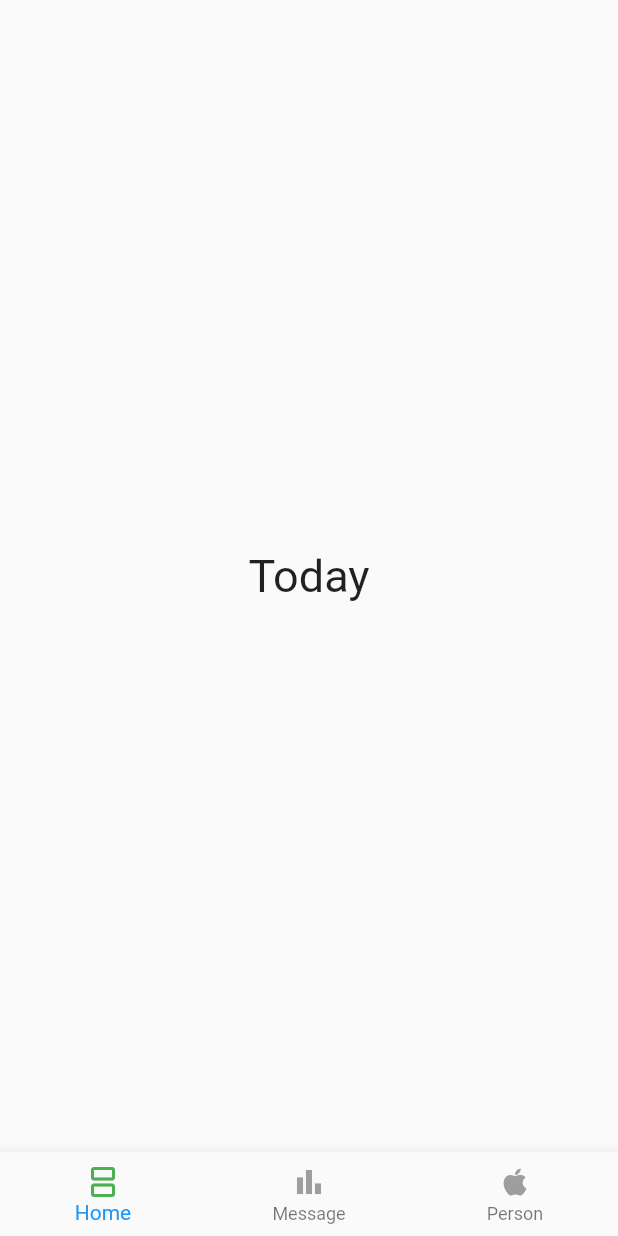
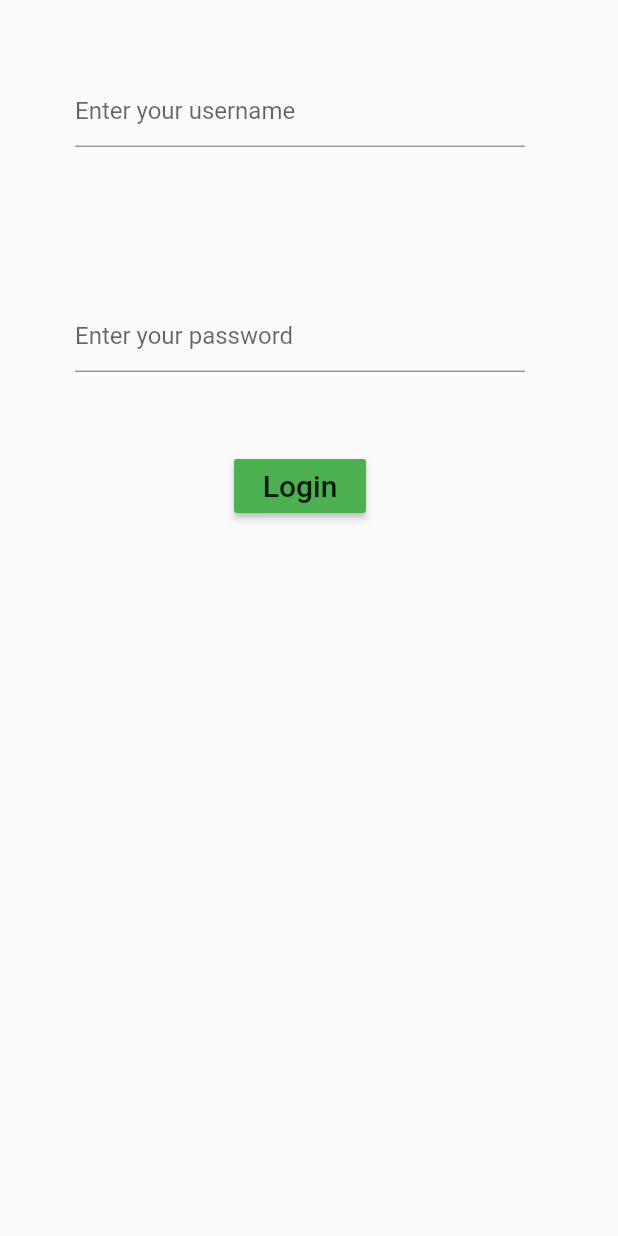
Before and after one commit to BouchraBenGhazala/NutritionApp, a Flutter app: the screen it shows after launch, on a phone screen of 412 x 824 dp. Run offline on Flutter 3.47's test engine with Material 2 defaults, Android fonts, the phone set to English and light mode, and no system bars.

Commit message:
Login page

```diff
--- /dev/null
+++ b/lib/login.dart
@@ -0,0 +1,38 @@
+import 'package:flutter/material.dart';
+import 'package:flutter/src/widgets/framework.dart';
+import 'package:flutter/src/widgets/placeholder.dart';
+
+class login extends StatelessWidget {
+  const login({super.key});
+  @override
+  Widget build(BuildContext context) {
+    return Scaffold(
+        body: Column(
+      children: [
+        Container(
+          margin: EdgeInsets.all(50),
+          width: 300,
+          height: 100,
+          child: TextField(
+            decoration: InputDecoration(hintText: 'Enter your username'),
+          ),
+        ),
+        Container(
+          width: 300,
+          height: 100,
+          child: TextField(
+            decoration: InputDecoration(hintText: 'Enter your password'),
+          ),
+        ),
+        MaterialButton(
+          color: Colors.green,
+          onPressed: () {},
+          child: Text(
+            'Login',
+            style: TextStyle(fontSize: 20),
+          ),
+        )
+      ],
+    ));
+  }
+}
--- a/lib/main.dart
+++ b/lib/main.dart
@@ -1,8 +1,9 @@
 import 'package:flutter/material.dart';
+import 'package:nutritionapp/login.dart';
 
 import 'MainPage.dart';
 
-
+import 'login.dart';
 
 void main() {
   runApp(const MainApp());
@@ -16,7 +17,7 @@ class MainApp extends StatelessWidget {
     return  const MaterialApp(
       debugShowCheckedModeBanner: false,
       home:  Scaffold(
-        body: MainPage(),
+        body: login(),
       ),
     //   theme: ThemeData(primaryColor: Colors.blue,
     // iconTheme: IconThemeData(
```
